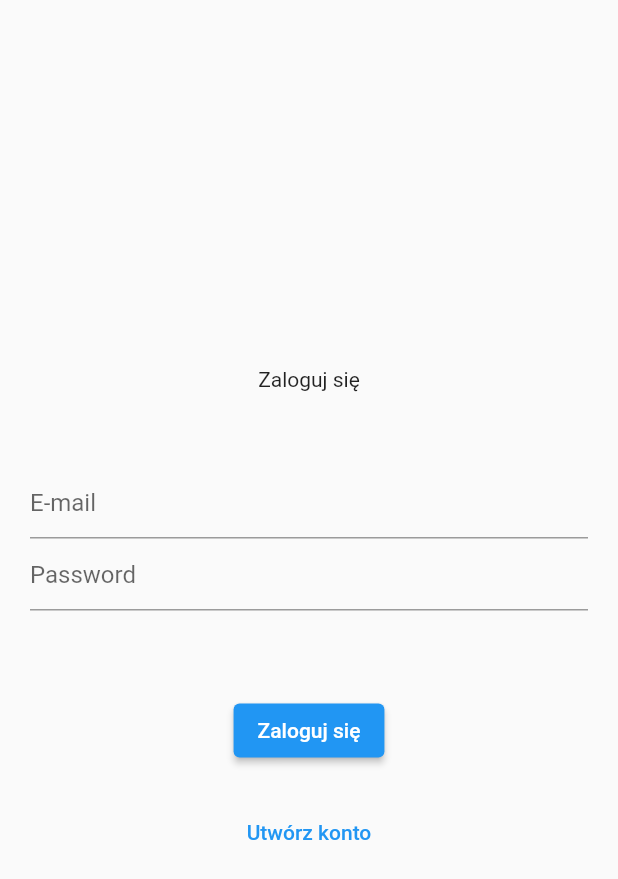
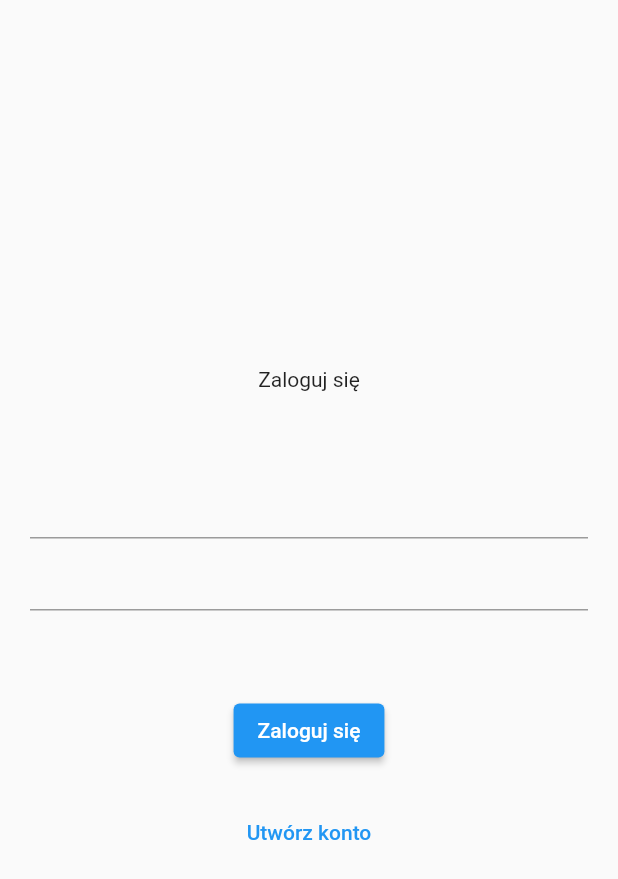
Before and after one commit to dawidskalski/restauracje_lodz, a Flutter app: the screen it shows after launch, on a phone screen of 412 x 824 dp. Shown: the top 879 px of the screen. Run offline on Flutter 3.47's test engine with Material 2 defaults, Android fonts, the phone set to English and light mode, and no system bars; our stand-ins replace bloc, cloud_firestore, firebase_auth, firebase_core, flutter_bloc, flutter_rating_bar; accounts and stored records are empty.

Commit message:
change textfield in login page and addOpinion page

```diff
--- a/lib/app/cubit/root_cubit.dart
+++ b/lib/app/cubit/root_cubit.dart
@@ -1,3 +1,5 @@
+// ignore_for_file: depend_on_referenced_packages
+
 import 'dart:async';
 
 import 'package:bloc/bloc.dart';
--- a/lib/app/cubit/root_state.dart
+++ b/lib/app/cubit/root_state.dart
@@ -4,6 +4,7 @@ part of 'root_cubit.dart';
 class RootState {
   final User? user;
   final bool isLoading;
+  // ignore: prefer_typing_uninitialized_variables
   final errorMessage;
 
   const RootState({
--- a/lib/app/features/home/my_account/my_account_page_content.dart
+++ b/lib/app/features/home/my_account/my_account_page_content.dart
@@ -17,12 +17,12 @@ class MyAccountPageContent extends StatelessWidget {
         mainAxisAlignment: MainAxisAlignment.center,
         children: [
           Text('Jesteś zalogowany jako $email'),
-          SizedBox(height: 20.0),
+          const SizedBox(height: 20.0),
           ElevatedButton(
             onPressed: () {
               context.read<RootCubit>().signOut();
             },
-            child: Text('Wyloguj'),
+            child: const Text('Wyloguj'),
           )
         ],
       ),
--- a/lib/app/features/home/restaurants/cubit/restaurants_cubit.dart
+++ b/lib/app/features/home/restaurants/cubit/restaurants_cubit.dart
@@ -1,5 +1,8 @@
+// ignore_for_file: depend_on_referenced_packages, duplicate_ignore
+
 import 'dart:async';
 
+// ignore: depend_on_referenced_packages
 import 'package:bloc/bloc.dart';
 import 'package:cloud_firestore/cloud_firestore.dart';
 import 'package:meta/meta.dart';
@@ -43,7 +46,7 @@ class RestaurantsCubit extends Cubit<RestaurantsState> {
       ..onError((error) {
         emit(
           RestaurantsState(
-            documents: [],
+            documents: const [],
             isLoading: false,
             errorMessage: error.toString(),
           ),
--- a/lib/app/features/login/login_page.dart
+++ b/lib/app/features/login/login_page.dart
@@ -31,11 +31,11 @@ class _LoginPageState extends State<LoginPage> {
                   : 'Zaloguj się'),
               const SizedBox(height: 50),
               TextField(
-                decoration: InputDecoration(hintText: 'E-mail'),
+
                 controller: widget.emailController,
               ),
               TextField(
-                decoration: const InputDecoration(hintText: 'Password'),
+
                 controller: widget.passwordController,
                 obscureText: true,
               ),
@@ -77,10 +77,10 @@ class _LoginPageState extends State<LoginPage> {
                     ? 'Zarejestruj się'
                     : 'Zaloguj się'),
               ),
-              SizedBox(height: 20),
+              const SizedBox(height: 20),
               if (isCreatingAccount == false) ...[
                 TextButton(
-                  child: Text('Utwórz konto'),
+                  child: const Text('Utwórz konto'),
                   onPressed: () {
                     setState(() {
                       isCreatingAccount = true;
@@ -90,7 +90,7 @@ class _LoginPageState extends State<LoginPage> {
               ],
               if (isCreatingAccount == true) ...[
                 TextButton(
-                  child: Text('Mam już konto'),
+                  child: const Text('Mam już konto'),
                   onPressed: () {
                     setState(() {
                       isCreatingAccount = false;
```
Also changed, not shown: lib/app/features/home/add_opinion/add_opinion_page_content.dart (+1 -6 lines), lib/app/features/home/restaurants/restaurants_page_content.dart (+4 -4 lines).
